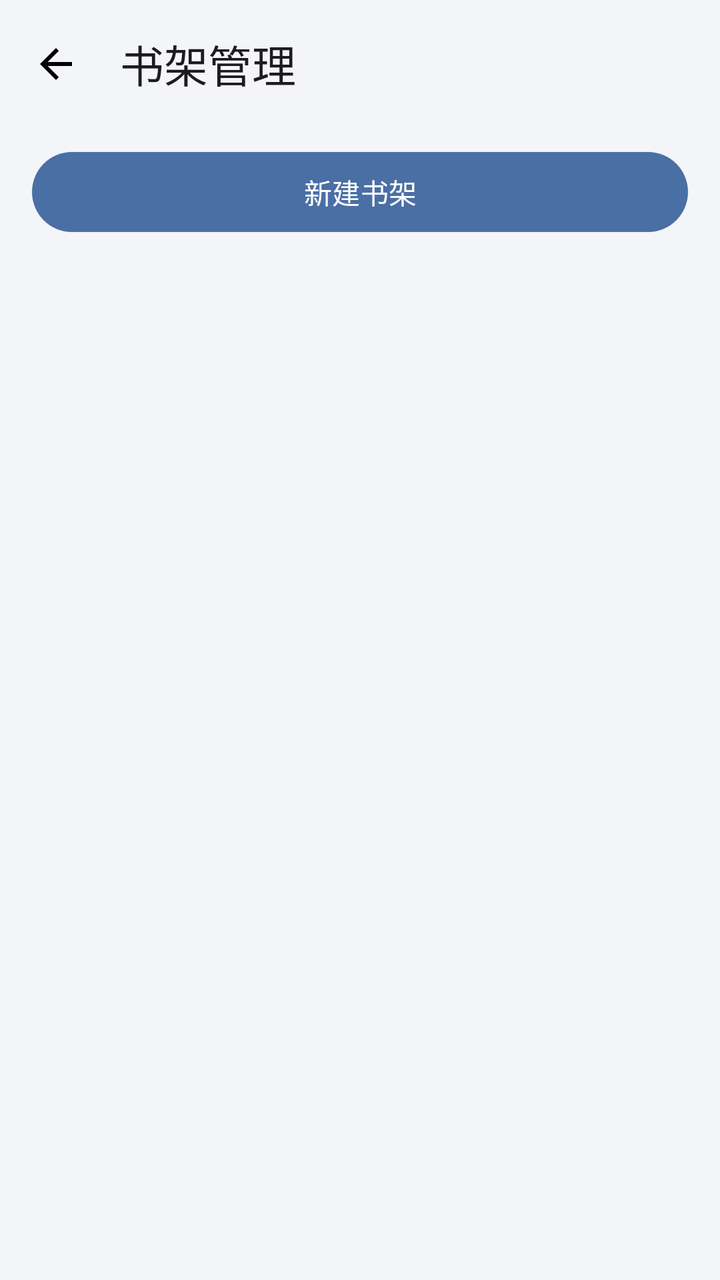
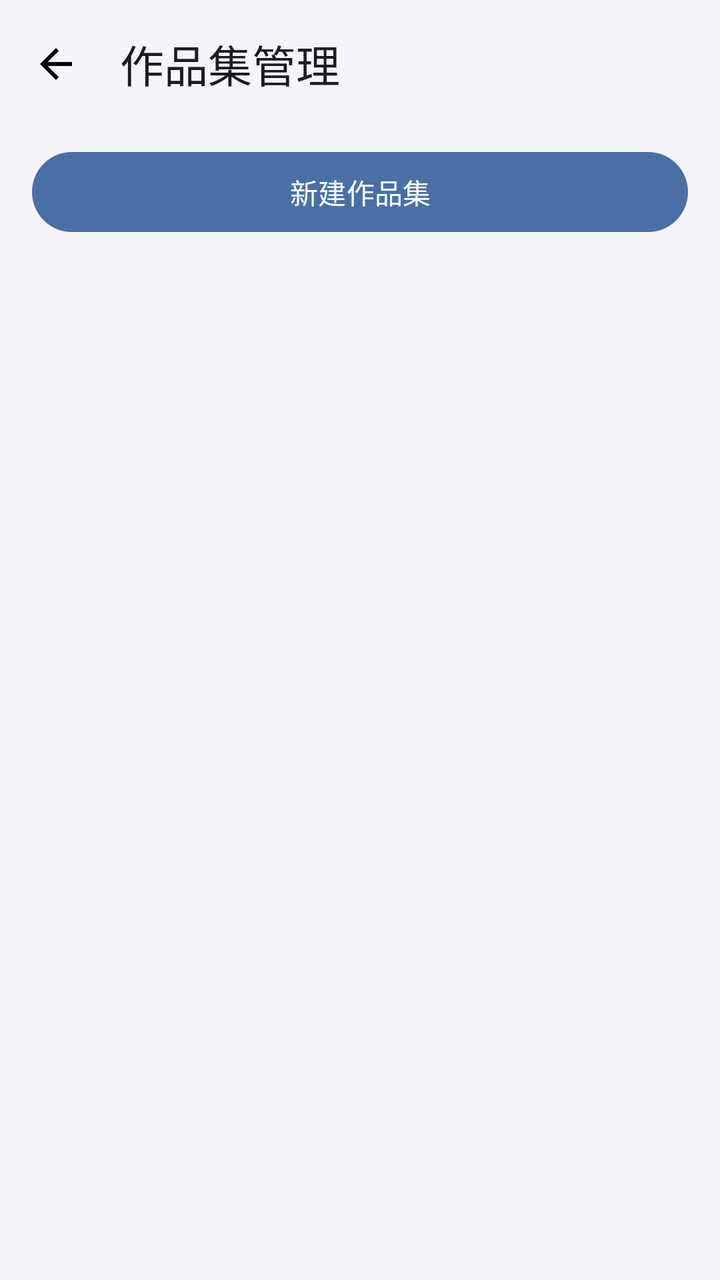

An Android layout rendered at two revisions. The XML below is the earlier revision; the diff shows what the commit changed to produce the second picture.
<!-- AndroidManifest.xml: application theme Theme.ArkReader -->
<!-- res/layout/activity_bookshelf_manage.xml -->
<?xml version="1.0" encoding="utf-8"?>
<LinearLayout xmlns:android="http://schemas.android.com/apk/res/android"
    xmlns:app="http://schemas.android.com/apk/res-auto"
    android:layout_width="match_parent"
    android:layout_height="match_parent"
    android:background="@color/surface_bg"
    android:fitsSystemWindows="true"
    android:orientation="vertical">

    <com.google.android.material.appbar.MaterialToolbar
        android:id="@+id/toolbar"
        android:layout_width="match_parent"
        android:layout_height="wrap_content"
        app:navigationIcon="@drawable/ic_arrow_back"
        app:title="书架管理" />

    <com.google.android.material.button.MaterialButton
        android:id="@+id/btnAddShelf"
        android:layout_width="match_parent"
        android:layout_height="wrap_content"
        android:layout_marginHorizontal="16dp"
        android:layout_marginVertical="8dp"
        android:text="新建书架" />

    <androidx.recyclerview.widget.RecyclerView
        android:id="@+id/rvBookshelves"
        android:layout_width="match_parent"
        android:layout_height="0dp"
        android:layout_weight="1"
        android:paddingHorizontal="12dp" />
</LinearLayout>
<!-- resources referenced by this layout -->
<resources>
  <color name="surface_bg">#F4F5F8</color>
  <!-- drawable ic_arrow_back (drawable) -->
  <vector xmlns:android="http://schemas.android.com/apk/res/android"
      android:width="24dp"
      android:height="24dp"
      android:viewportWidth="24"
      android:viewportHeight="24">
      <path
          android:fillColor="#FF000000"
          android:pathData="M20,11H7.83l5.59,-5.59L12,4l-8,8 8,8 1.41,-1.41L7.83,13H20v-2z" />
  </vector>
  <style name="Theme.ArkReader" parent="Theme.Material3.DayNight.NoActionBar">
          <item name="colorPrimary">#4A6FA5</item>
          <item name="colorPrimaryContainer">#D6E3F7</item>
          <item name="colorOnPrimaryContainer">#132A4A</item>
          <item name="android:windowBackground">@color/surface_bg</item>
          <item name="android:statusBarColor">@android:color/transparent</item>
          <item name="android:navigationBarColor">@android:color/transparent</item>
          <item name="android:windowLightStatusBar">true</item>
      </style>
</resources>

<!-- the commit's change to res/layout/activity_bookshelf_manage.xml (unified diff, before → after) -->
@@ -12,7 +12,7 @@
         android:layout_width="match_parent"
         android:layout_height="wrap_content"
         app:navigationIcon="@drawable/ic_arrow_back"
-        app:title="书架管理" />
+        app:title="作品集管理" />
 
     <com.google.android.material.button.MaterialButton
         android:id="@+id/btnAddShelf"
@@ -20,7 +20,7 @@
         android:layout_height="wrap_content"
         android:layout_marginHorizontal="16dp"
         android:layout_marginVertical="8dp"
-        android:text="新建书架" />
+        android:text="新建作品集" />
 
     <androidx.recyclerview.widget.RecyclerView
         android:id="@+id/rvBookshelves"
